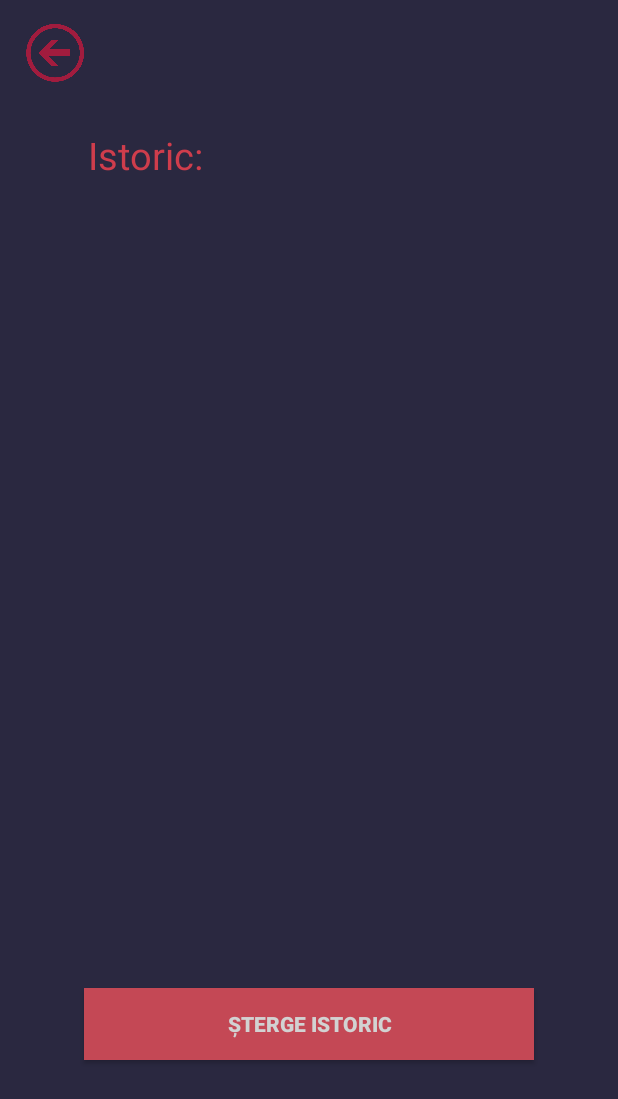
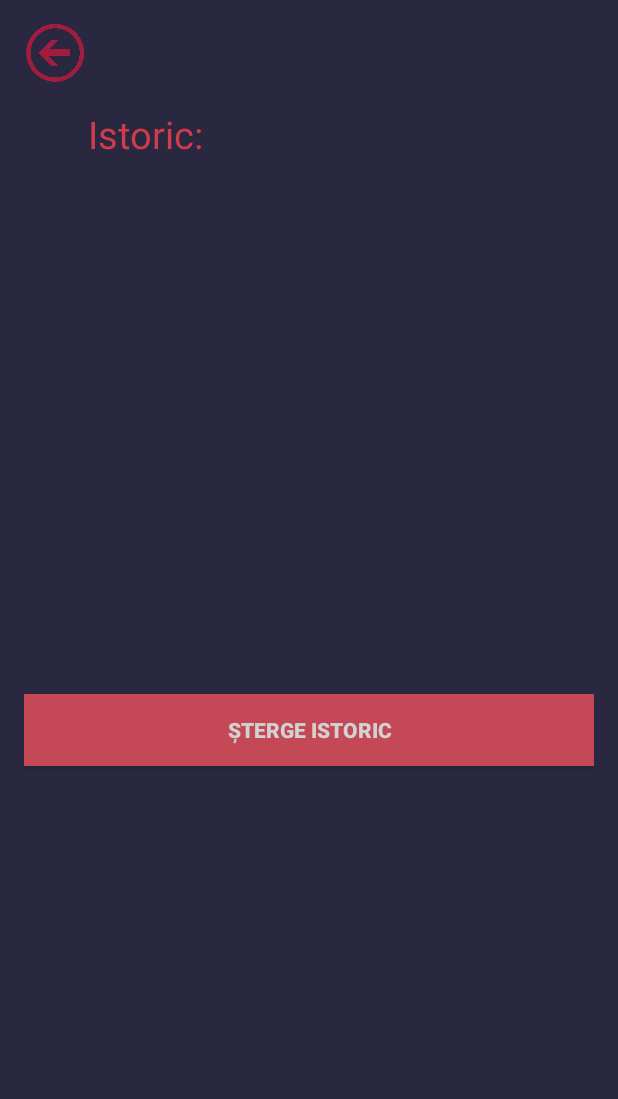
Before and after one commit to alexDamian99/CalculMedie2, an Android app: the screen it shows after launch (history), after a tap on "ISTORIC", on a phone screen of 412 x 824 dp. Shown: the top 1099 px of the screen. Run offline under Robolectric (Android 15) with nearby library versions, the light colour scheme and no system bars.

Commit message:
rezolvat bug-uri: -scroll view la istoric -tastatura deschisa la porninrea unei noi activitati

```diff
--- a/app/src/main/java/devsaa/calculmedie/MainActivity.java
+++ b/app/src/main/java/devsaa/calculmedie/MainActivity.java
@@ -46,6 +46,12 @@ public class MainActivity extends AppCompatActivity {
     private boolean wasCleared = false;
     private boolean isBtnClicked = false;
     //CAZ EXCEPTIE SPATIU TEZA SI POATE O ANIMATIE DE FADE LA MEDIE DUPA MEDIE
+
+
+    public static String istoric = "";//stringul in care vom memora notele pt istoric
+    public static int indice = 0; //indicele pt istoric
+
+
     public void onClickMedie(View v){
         //creez niste variabile pentru imgViewLogo si pentru TxtMedie
         ImageView logo = (ImageView)findViewById(R.id.logo);
@@ -138,6 +144,13 @@ public class MainActivity extends AppCompatActivity {
             if (sNote.compareTo("") != 0) {
                 txtMedie.setText(String.format("%.2f", S));  // if the editTexts are filled do make the medie and make animation
                 ok = 1;
+
+                if (txtMedie != null && ok == 1) {
+                    ++indice; //crestem indicele la facerea unei noi medii
+                    istoric += (indice + ")  " + txtMedie.getText().toString() + "\n\n");
+                }
+
+
                 //if-ul este pt cazul in care facem mai multe medii(apasam butonul de mai multe ori)
                 if(!isBtnClicked) {
 
@@ -222,16 +235,16 @@ public class MainActivity extends AppCompatActivity {
         editNote.requestFocus(); // editNote primeste focus
     }
     //trebuie sa fie public static daca vrem sa le accesam dintr-un alt activity, in cazu asta din history.java
-    public static String istoric = "";//stringul in care vom memora
-    public static int indice = 0; //indicele pt istoric
+
+
 
     public void onClickHistory(View v){
         TextView txt = (TextView)findViewById(R.id.txtViewMedie);
-        if (txt != null && ok == 1) {
+        /*if (txt != null && ok == 1) {
             ++indice; //crestem indicele la facerea unei noi medii
             istoric += (indice + ")  " + txt.getText().toString() + "\n\n");
             ok = 0;
-        }
+        }*/
 
         Intent intent = new Intent(this, history.class);
         intent.putExtra(EXTRA_MESSAGE, istoric);
--- a/app/src/main/java/devsaa/calculmedie/history.java
+++ b/app/src/main/java/devsaa/calculmedie/history.java
@@ -6,17 +6,19 @@ import android.support.v7.app.AppCompatActivity;
 import android.os.Bundle;
 import android.view.View;
 import android.view.ViewGroup;
+import android.view.WindowManager;
 import android.widget.TextView;
 
 public class history extends AppCompatActivity {
 
     String istoric = "";
-    public static TextView istoricView;
+    TextView istoricView;
 
     @Override
     protected void onCreate(Bundle savedInstanceState) {
         super.onCreate(savedInstanceState);
         setContentView(R.layout.activity_history);
+
 
         Intent intent = getIntent(); // iti ia intentul care ti-a deschis activity-ul asta
 
@@ -34,6 +36,7 @@ public class history extends AppCompatActivity {
     public void onClickClearHistory(View v){
         MainActivity.istoric = "";
         MainActivity.indice = 0;
+
         istoricView.setText("");
     }
 }
--- a/app/src/main/java/devsaa/calculmedie/info.java
+++ b/app/src/main/java/devsaa/calculmedie/info.java
@@ -14,7 +14,6 @@ public class info extends AppCompatActivity {
     }
 
     public void onClickBack(View v){
-        Intent intentBack = new Intent(this, MainActivity.class);
-        startActivity(intentBack);
+        finish();
     }
 }
--- a/app/src/main/res/layout/activity_history.xml
+++ b/app/src/main/res/layout/activity_history.xml
@@ -13,10 +13,10 @@
     >
 
     <LinearLayout
-        android:layout_width="wrap_content"
         android:layout_height="wrap_content"
         android:orientation="vertical"
-        >
+        android:layout_width="match_parent"
+        android:weightSum="1">
 
         <ImageView
             android:layout_width="40dp"
@@ -27,7 +27,7 @@
 
 
         <TextView
-            android:layout_width="wrap_content"
+            android:layout_width="139dp"
             android:layout_height="wrap_content"
             android:paddingTop="30dp"
             android:paddingLeft="@dimen/activity_horizontal_margin"
@@ -35,23 +35,27 @@
             android:text="@string/istoricHeader"
             android:textSize="25dp"
             android:textColor="#cf3d4c"
-            />
+            android:padding="@dimen/activity_horizontal_margin" />
+
+        <ScrollView
+            android:layout_width="match_parent"
+            android:layout_height="300dp"
+            android:layout_marginBottom="40dp">
 
             <TextView
-            android:layout_width="wrap_content"
-            android:layout_height="wrap_content"
+                android:layout_width="match_parent"
                 android:paddingTop="30dp"
                 android:paddingLeft="@dimen/activity_horizontal_margin"
                 android:paddingRight="@dimen/activity_horizontal_margin"
                 android:id="@+id/txtViewIstoric"
                 android:textSize="20dp"
                 android:textColor="#d4a9ae"
-            />
-
-    </LinearLayout>
+                android:layout_weight="0.57"
+                android:layout_height="match_parent" />
+        </ScrollView>
 
         <Button
-        android:layout_width="300dp"
+            android:layout_width="match_parent"
             android:layout_height="wrap_content"
             android:text="@string/btnClearHistory"
             android:textColor="#D2D2D2"
@@ -63,5 +67,9 @@
             android:layout_marginBottom="101dp"
             android:layout_alignParentBottom="true"
             android:layout_centerHorizontal="true"
-        />
+
+            android:layout_weight="0.18" />
+
+    </LinearLayout>
+
 </RelativeLayout>
```
Also changed, not shown: app/src/main/AndroidManifest.xml (+6 -2 lines), app/src/main/divIcon-web.png (added), app/src/main/ic_launcher-web.png (added). Lines whose indentation alone changed are shown as unchanged.
